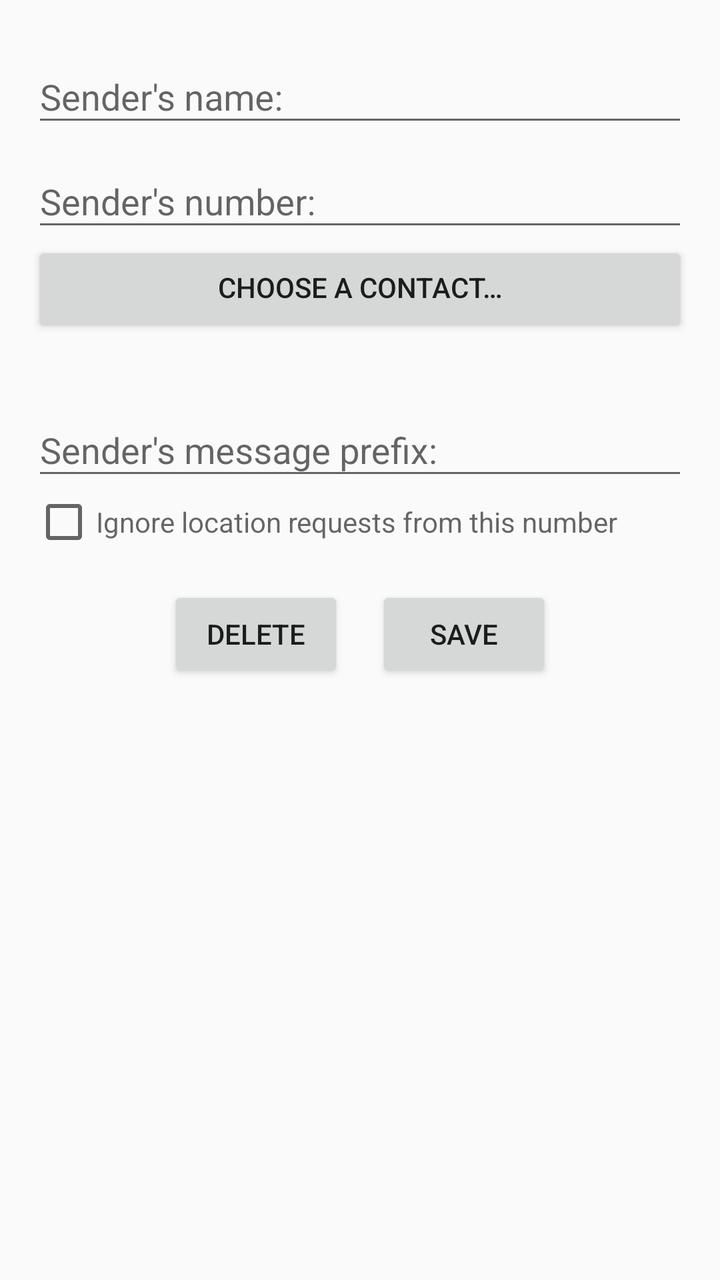
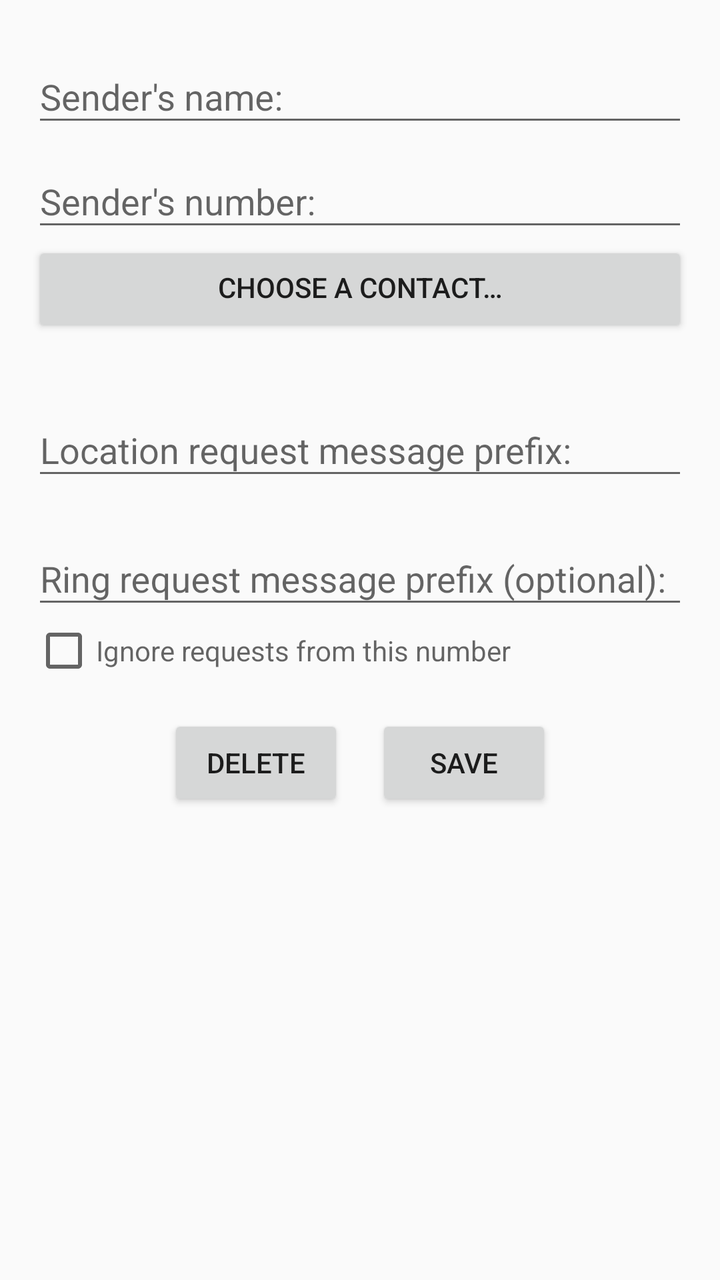

The first picture is an Android layout as it rendered before a commit; the second is the same layout after the commit. The layout source and the unified diff follow.
<!-- AndroidManifest.xml: activity theme AppTheme -->
<!-- res/layout/activity_edit_item.xml -->
<?xml version="1.0" encoding="utf-8"?>
<ScrollView xmlns:android="http://schemas.android.com/apk/res/android"
    xmlns:app="http://schemas.android.com/apk/res-auto"
    xmlns:tools="http://schemas.android.com/tools"
    android:layout_width="match_parent"
    android:layout_height="match_parent"
    android:fillViewport="true"
    android:orientation="vertical"
    android:padding="16dp"
    android:theme="@style/AppTheme"
    tools:context=".activity.EditItemActivity">

    <androidx.appcompat.widget.LinearLayoutCompat
        android:layout_width="match_parent"
        android:layout_height="wrap_content"
        android:layout_gravity="start"
        android:orientation="vertical">

        <com.google.android.material.textfield.TextInputLayout
            android:layout_width="match_parent"
            android:layout_height="wrap_content"
            android:hint="@string/sender_name_label">

            <com.google.android.material.textfield.TextInputEditText
                android:id="@+id/sender_name_input"
                android:layout_width="match_parent"
                android:layout_height="wrap_content"
                android:inputType="text"
                android:maxLength="15" />

        </com.google.android.material.textfield.TextInputLayout>

        <com.google.android.material.textfield.TextInputLayout
            android:id="@+id/sender_num_input_layout"
            android:layout_width="match_parent"
            android:layout_height="wrap_content"
            android:hint="@string/sender_num_label">

            <com.google.android.material.textfield.TextInputEditText
                android:id="@+id/sender_num_input"
                android:layout_width="match_parent"
                android:layout_height="wrap_content"
                android:inputType="phone"
                android:maxLength="15" />

        </com.google.android.material.textfield.TextInputLayout>

        <androidx.appcompat.widget.AppCompatButton
            android:id="@+id/pick_contact_button"
            android:layout_width="match_parent"
            android:layout_height="wrap_content"
            android:paddingTop="8dp"
            android:text="@string/pick_contact_button" />

        <com.google.android.material.textfield.TextInputLayout
            android:id="@+id/prefix_input_layout"
            android:layout_width="match_parent"
            android:layout_height="wrap_content"
            android:hint="@string/prefix_label"
            android:paddingTop="24dp">

            <com.google.android.material.textfield.TextInputEditText
                android:id="@+id/prefix_input"
                android:layout_width="match_parent"
                android:layout_height="wrap_content"
                android:inputType="textMultiLine" />

        </com.google.android.material.textfield.TextInputLayout>

        <CheckBox
            android:id="@+id/ignore_requests_checkbox"
            android:hint="@string/ignore_requests_label"
            android:layout_width="wrap_content"
            android:layout_height="wrap_content" />

        <androidx.appcompat.widget.LinearLayoutCompat
            android:layout_width="match_parent"
            android:layout_height="wrap_content"
            android:layout_gravity="center"
            android:gravity="center"
            android:orientation="horizontal"
            android:paddingTop="16dp">

            <androidx.appcompat.widget.AppCompatButton
                android:id="@+id/delete_button"
                android:layout_width="wrap_content"
                android:layout_height="wrap_content"
                android:text="@string/delete_button" />

            <androidx.appcompat.widget.AppCompatButton
                android:id="@+id/save_button"
                android:layout_width="wrap_content"
                android:layout_height="wrap_content"
                android:layout_marginStart="16dp"
                android:text="@string/save_button" />

        </androidx.appcompat.widget.LinearLayoutCompat>

    </androidx.appcompat.widget.LinearLayoutCompat>

</ScrollView>
<!-- resources referenced by this layout -->
<resources>
  <string name="delete_button">Delete</string>
  <string name="ignore_requests_label">Ignore location requests from this number</string>
  <string name="pick_contact_button">Choose a contact…</string>
  <string name="prefix_label">Sender\'s message prefix:</string>
  <string name="save_button">Save</string>
  <string name="sender_name_label">Sender\'s name:</string>
  <string name="sender_num_label">Sender\'s number:</string>
  <style name="AppTheme" parent="Theme.AppCompat.DayNight" />
</resources>

<!-- the commit's change to res/layout/activity_edit_item.xml (unified diff, before → after) -->
@@ -67,6 +67,21 @@
 
         </com.google.android.material.textfield.TextInputLayout>
 
+        <com.google.android.material.textfield.TextInputLayout
+            android:id="@+id/alarm_prefix_input_layout"
+            android:layout_width="match_parent"
+            android:layout_height="wrap_content"
+            android:hint="@string/alarm_prefix_label"
+            android:paddingTop="12dp">
+
+            <com.google.android.material.textfield.TextInputEditText
+                android:id="@+id/alarm_prefix_input"
+                android:layout_width="match_parent"
+                android:layout_height="wrap_content"
+                android:inputType="textMultiLine" />
+
+        </com.google.android.material.textfield.TextInputLayout>
+
         <CheckBox
             android:id="@+id/ignore_requests_checkbox"
             android:hint="@string/ignore_requests_label"
<!-- resource entries referenced after the edit -->
@@ -1,9 +1,10 @@
 <!-- resources referenced by this layout -->
 <resources>
+  <string name="alarm_prefix_label">Ring request message prefix (optional):</string>
   <string name="delete_button">Delete</string>
-  <string name="ignore_requests_label">Ignore location requests from this number</string>
+  <string name="ignore_requests_label">Ignore requests from this number</string>
   <string name="pick_contact_button">Choose a contact…</string>
-  <string name="prefix_label">Sender\'s message prefix:</string>
+  <string name="prefix_label">Location request message prefix:</string>
   <string name="save_button">Save</string>
   <string name="sender_name_label">Sender\'s name:</string>
   <string name="sender_num_label">Sender\'s number:</string>
